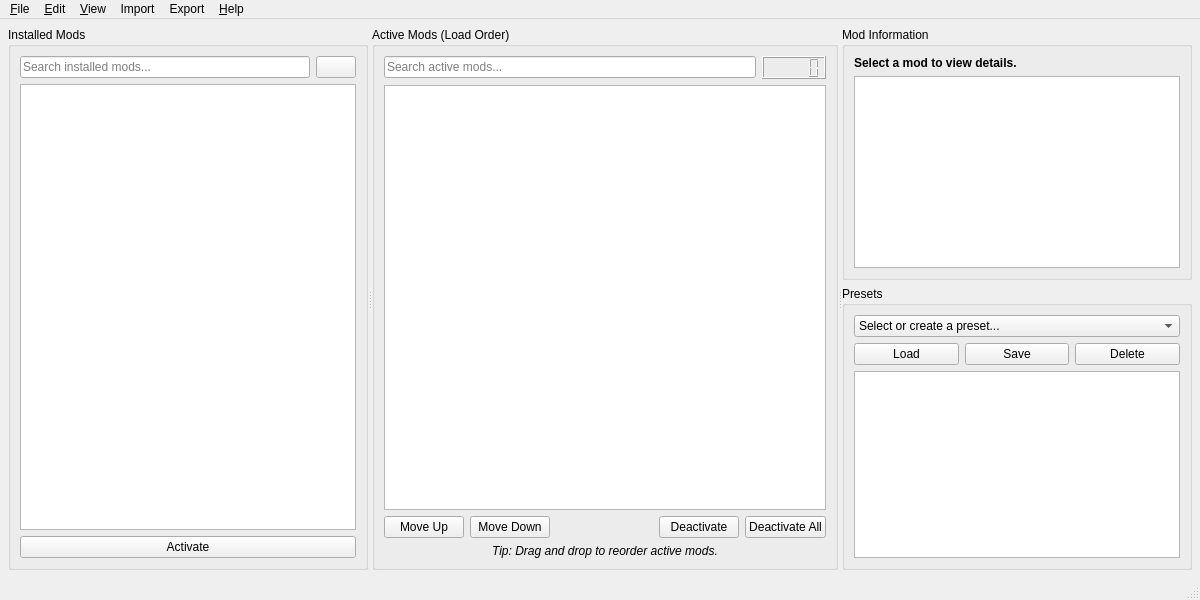
Above: goh_mod_manager/res/ui/main_window.ui from alexbdka/goh-mod-manager before the change. Below: the same form after it.
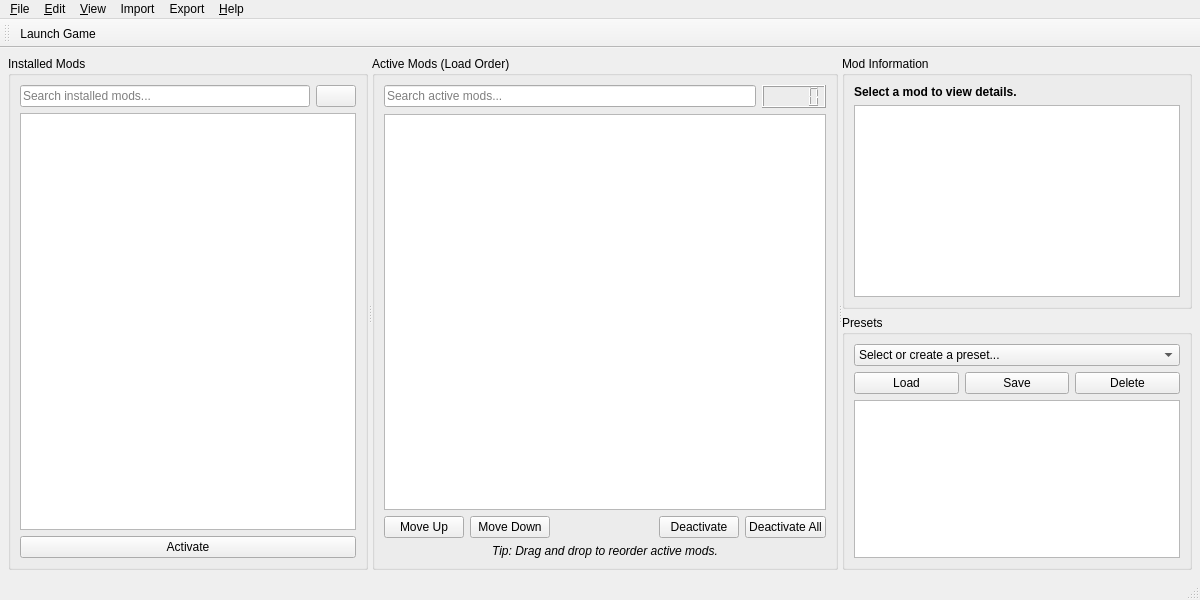
That is the form after the change. Icons and pictures are not drawn.

Commit message: add launch game button with toolbox, add check for corrupted options.set file, make translations more easy and open for contributions

Diff of the .ui file:
```diff
--- a/goh_mod_manager/res/ui/main_window.ui
+++ b/goh_mod_manager/res/ui/main_window.ui
@@ -517,6 +517,18 @@
             <addaction name="menuHelp"/>
         </widget>
         <widget class="QStatusBar" name="statusbar"/>
+        <widget class="QToolBar" name="toolBar">
+            <property name="windowTitle">
+                <string>toolBar</string>
+            </property>
+            <attribute name="toolBarArea">
+                <enum>TopToolBarArea</enum>
+            </attribute>
+            <attribute name="toolBarBreak">
+                <bool>false</bool>
+            </attribute>
+            <addaction name="actionLaunch_Game"/>
+        </widget>
         <action name="actionImport_mod">
             <property name="text">
                 <string>Import mod...</string>
@@ -656,6 +668,20 @@
                 <string>Generate Help File</string>
             </property>
         </action>
+        <action name="actionLaunch_Game">
+            <property name="icon">
+                <iconset theme="QIcon::ThemeIcon::MediaPlaybackStart"/>
+            </property>
+            <property name="text">
+                <string>Launch Game</string>
+            </property>
+            <property name="toolTip">
+                <string>Launch the game</string>
+            </property>
+            <property name="menuRole">
+                <enum>QAction::MenuRole::NoRole</enum>
+            </property>
+        </action>
     </widget>
     <tabstops>
         <tabstop>lineEdit_search_installed_mods</tabstop>
```
The commit also changes 27 other files.
